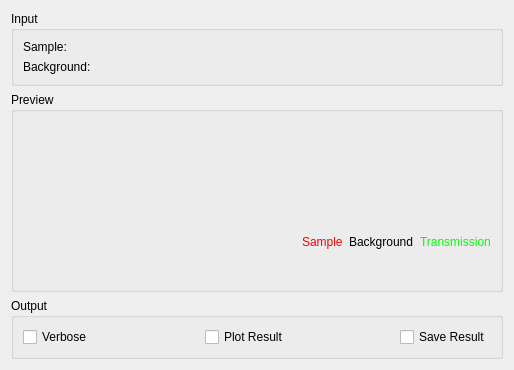
Above: Code/Mantid/MantidQt/CustomInterfaces/inc/MantidQtCustomInterfaces/Indirect/IndirectTransmission.ui from mantidproject/mantid before the change. Below: the same form after it.
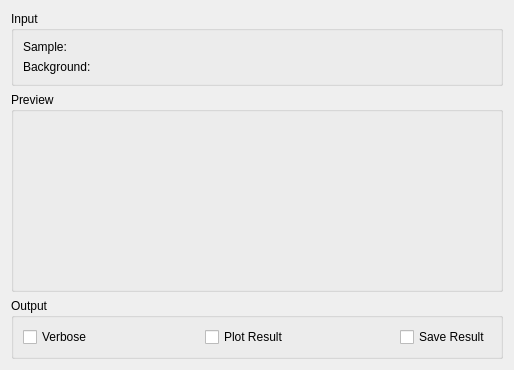
That is the form after the change. Custom widgets are drawn as their Qt base class.

Commit message:
Fix multiple plot legend labels being created
Refs #11036

```diff
--- a/Code/Mantid/MantidQt/CustomInterfaces/inc/MantidQtCustomInterfaces/Indirect/IndirectTransmission.ui
+++ b/Code/Mantid/MantidQt/CustomInterfaces/inc/MantidQtCustomInterfaces/Indirect/IndirectTransmission.ui
@@ -114,50 +114,6 @@
         </property>
        </widget>
       </item>
-      <item>
-       <layout class="QHBoxLayout" name="loPreviewLegend">
-        <item>
-         <spacer name="horizontalSpacer_0">
-          <property name="orientation">
-           <enum>Qt::Horizontal</enum>
-          </property>
-          <property name="sizeHint" stdset="0">
-           <size>
-            <width>40</width>
-            <height>20</height>
-           </size>
-          </property>
-         </spacer>
-        </item>
-        <item>
-         <widget class="QLabel" name="lbPlotSample">
-          <property name="styleSheet">
-           <string notr="true">color: rgb(255, 0, 0);</string>
-          </property>
-          <property name="text">
-           <string>Sample</string>
-          </property>
-         </widget>
-        </item>
-        <item>
-         <widget class="QLabel" name="lbPlotCan">
-          <property name="text">
-           <string>Background</string>
-          </property>
-         </widget>
-        </item>
-        <item>
-         <widget class="QLabel" name="lbPlotTransmission">
-          <property name="styleSheet">
-           <string notr="true">color: rgb(0, 255, 0);</string>
-          </property>
-          <property name="text">
-           <string>Transmission</string>
-          </property>
-         </widget>
-        </item>
-       </layout>
-      </item>
      </layout>
     </widget>
    </item>
```
Left out of the diff: 3 changed lines with no effect on the pictures. The commit also changes 3 other files.
